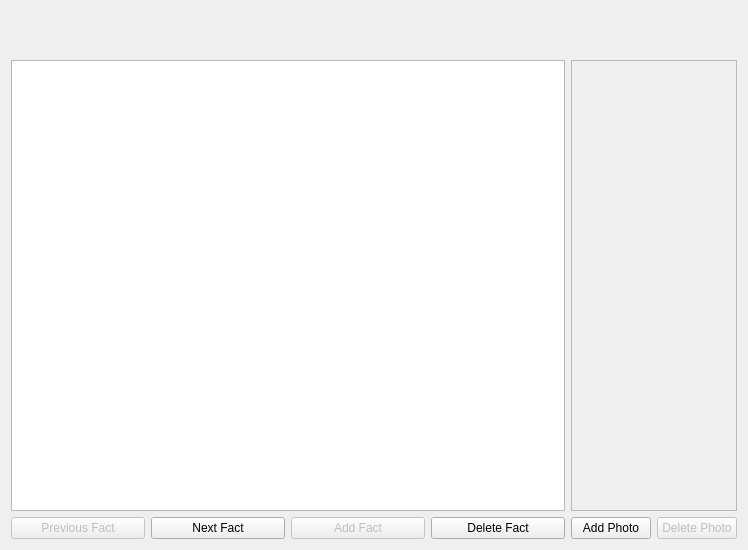
This is VLN1-H32/moreinfo.ui in Kristian15/VLN1-Hopur32 as Qt 5 draws it before an edit. The edited form follows.
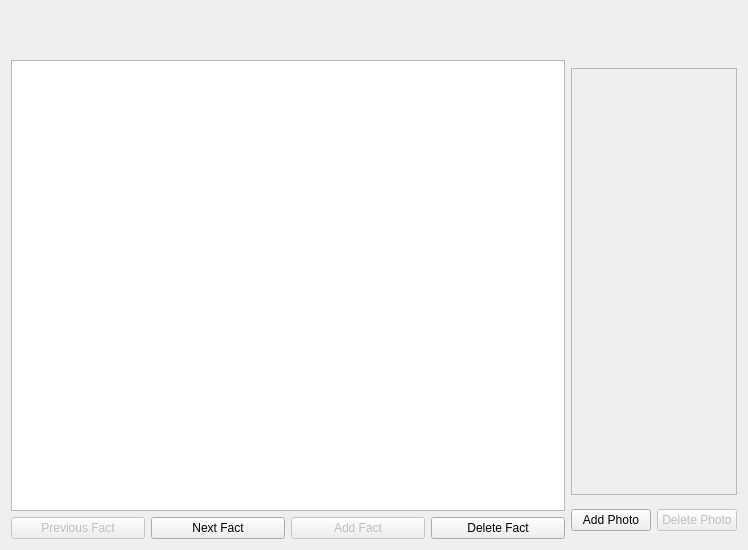
This is the edited form.

The edit to the form file:
```diff
--- a/VLN1-H32/moreinfo.ui
+++ b/VLN1-H32/moreinfo.ui
@@ -121,6 +121,12 @@
            <verstretch>0</verstretch>
           </sizepolicy>
          </property>
+         <property name="maximumSize">
+          <size>
+           <width>374</width>
+           <height>427</height>
+          </size>
+         </property>
          <property name="frameShape">
           <enum>QFrame::StyledPanel</enum>
          </property>
```
